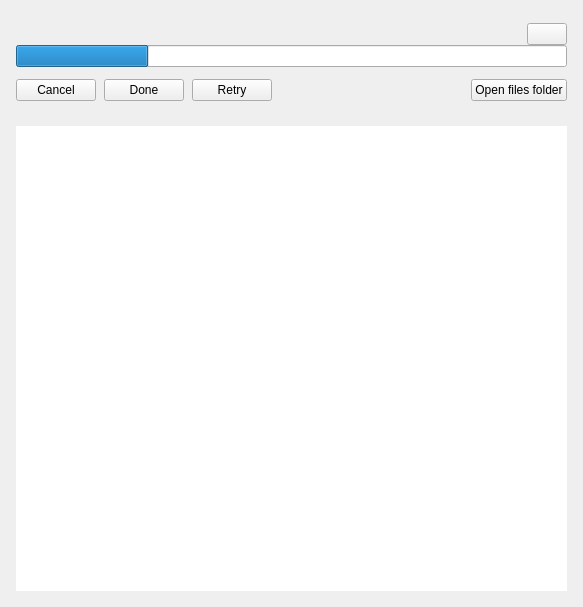
networkoptix/nx_open, file vms/client/nx_vms_client_desktop/src/nx/vms/client/desktop/system_administration/widgets/logs_management_widget.ui: the form before one commit.
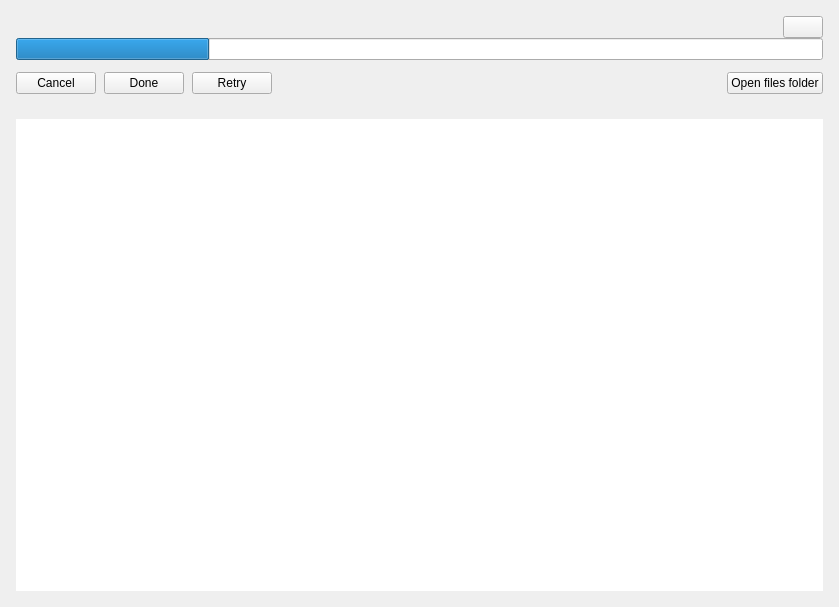
The form after the commit. The open tabs and pages were chosen to show the change. Custom widgets are drawn as their Qt base class.

Commit message:
VMS-61692: Implement "Download Full Report" button in Logs Management dialog
Related to VMS-61692

```diff
--- a/vms/client/nx_vms_client_desktop/src/nx/vms/client/desktop/system_administration/widgets/logs_management_widget.ui
+++ b/vms/client/nx_vms_client_desktop/src/nx/vms/client/desktop/system_administration/widgets/logs_management_widget.ui
@@ -6,7 +6,7 @@
             <rect>
                 <x>0</x>
                 <y>0</y>
-                <width>451</width>
+    <width>839</width>
                 <height>607</height>
             </rect>
         </property>
@@ -127,7 +127,13 @@
                             <item>
                                 <spacer name="verticalSpacer_3_1">
                                     <property name="orientation">
-                                        <enum>Qt::Vertical</enum>
+      <enum>Qt::Orientation::Vertical</enum>
+    </property>
+    <property name="sizeHint" stdset="0">
+      <size>
+       <width>0</width>
+       <height>0</height>
+     </size>
                                     </property>
                                 </spacer>
                             </item>
@@ -162,8 +168,8 @@
                                         <widget class="QPushButton" name="finishedIconButton">
                                             <property name="sizeHint" stdset="0">
                                                 <size>
-                                                    <width>16</width>
-                                                    <height>16</height>
+     <width>65</width>
+     <height>32</height>
                                                 </size>
                                             </property>
                                         </widget>
```
Left out of the diff: 29 changed lines with no effect on the pictures. Lines whose indentation alone changed are shown as unchanged. The commit also changes 4 other files.
